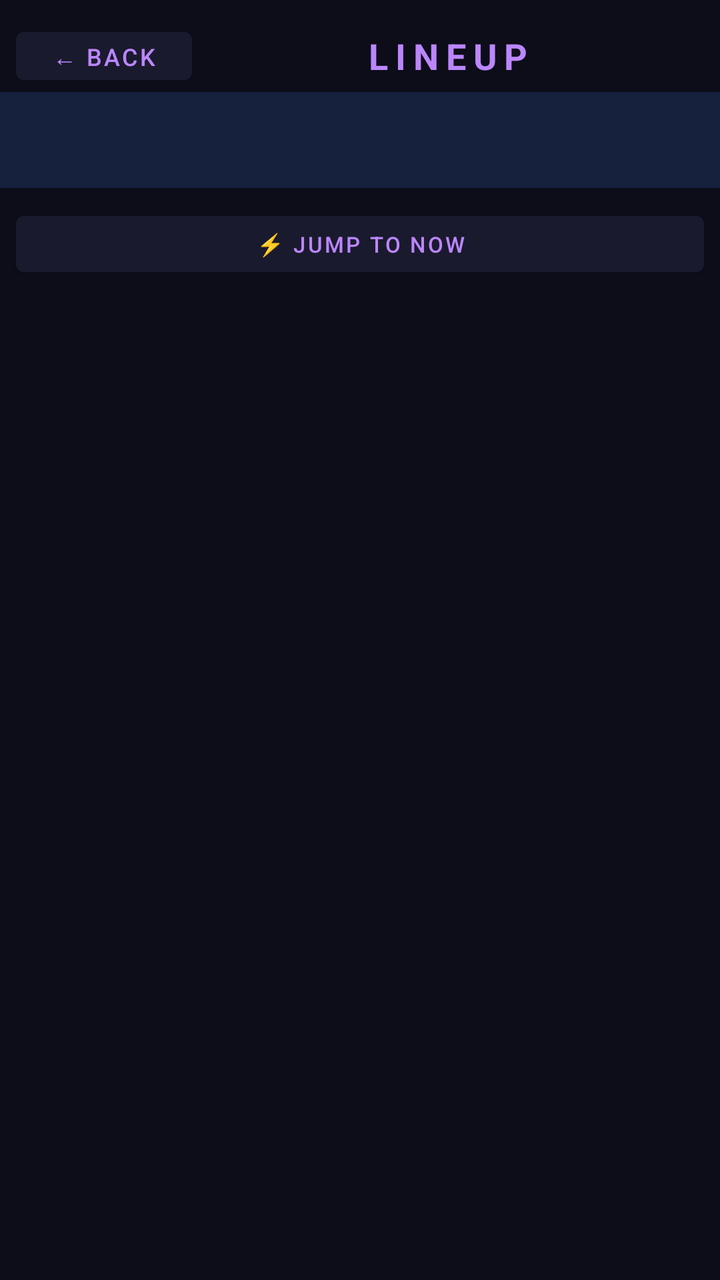
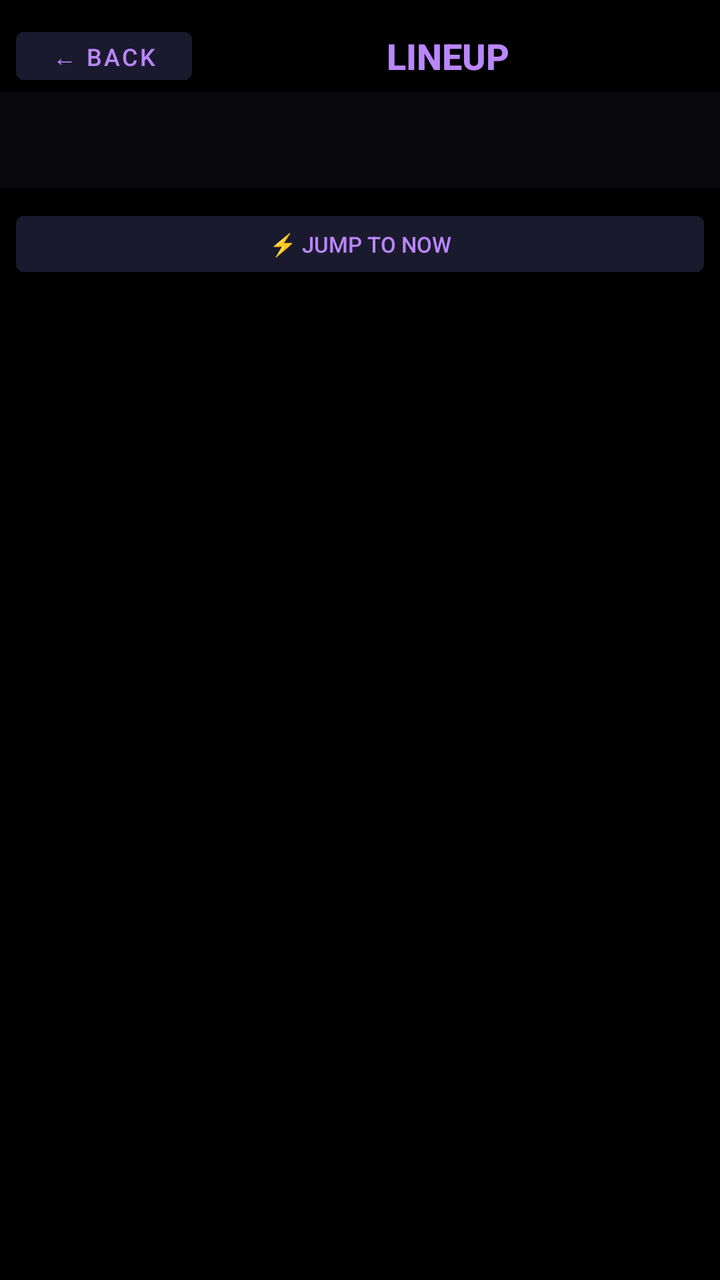

An Android layout rendered at two revisions. The XML below is the earlier revision; the diff shows what the commit changed to produce the second picture.
<!-- AndroidManifest.xml: application theme Theme.Festival -->
<!-- res/layout/activity_lineup.xml -->
<?xml version="1.0" encoding="utf-8"?>
<LinearLayout xmlns:android="http://schemas.android.com/apk/res/android"
    xmlns:app="http://schemas.android.com/apk/res-auto"
    android:layout_width="match_parent"
    android:layout_height="match_parent"
    android:orientation="vertical"
    android:background="#0d0d1a">

    <LinearLayout
        android:layout_width="match_parent"
        android:layout_height="wrap_content"
        android:orientation="horizontal"
        android:gravity="center_vertical"
        android:paddingStart="8dp"
        android:paddingTop="10dp"
        android:paddingEnd="8dp">
        <Button android:id="@+id/btnBack"
            android:layout_width="wrap_content"
            android:layout_height="36dp"
            android:text="← Back"
            android:textSize="12sp"
            android:backgroundTint="#1a1a2e"
            android:textColor="#bb86fc"/>
        <TextView
            android:layout_width="0dp"
            android:layout_height="wrap_content"
            android:layout_weight="1"
            android:text="LINEUP"
            android:textColor="#bb86fc"
            android:textSize="18sp"
            android:textStyle="bold"
            android:letterSpacing="0.2"
            android:gravity="center"/>
    </LinearLayout>

    <com.google.android.material.tabs.TabLayout
        android:id="@+id/tabLayout"
        android:layout_width="match_parent"
        android:layout_height="wrap_content"
        android:background="#16213e"
        app:tabTextColor="#9e9e9e"
        app:tabSelectedTextColor="#bb86fc"
        app:tabIndicatorColor="#bb86fc"
        app:tabIndicatorHeight="3dp"
        app:tabRippleColor="#33bb86fc"/>

    <Button android:id="@+id/btnJumpNow"
        android:layout_width="match_parent"
        android:layout_height="40dp"
        android:layout_margin="8dp"
        android:text="⚡ JUMP TO NOW"
        android:textSize="11sp"
        android:letterSpacing="0.1"
        android:backgroundTint="#1a1a2e"
        android:textColor="#bb86fc"/>

    <ScrollView android:id="@+id/scrollView"
        android:layout_width="match_parent"
        android:layout_height="0dp"
        android:layout_weight="1"
        android:paddingStart="16dp"
        android:paddingEnd="16dp"
        android:fadingEdge="vertical"
        android:fadingEdgeLength="32dp">
        <LinearLayout android:id="@+id/content"
            android:layout_width="match_parent"
            android:layout_height="wrap_content"
            android:orientation="vertical"
            android:paddingBottom="32dp"/>
    </ScrollView>
</LinearLayout>
<!-- resources referenced by this layout -->
<resources>
  <style name="Theme.Festival" parent="Theme.MaterialComponents.NoActionBar">
          <item name="android:windowBackground">#0d0d1a</item>
          <item name="android:statusBarColor">#0d0d1a</item>
          <item name="android:navigationBarColor">#0d0d1a</item>
          <item name="colorPrimary">#bb86fc</item>
          <item name="colorSurface">#16213e</item>
      </style>
</resources>

<!-- the commit's change to res/layout/activity_lineup.xml (unified diff, before → after) -->
@@ -4,7 +4,7 @@
     android:layout_width="match_parent"
     android:layout_height="match_parent"
     android:orientation="vertical"
-    android:background="#0d0d1a">
+    android:background="#000000">
 
     <LinearLayout
         android:layout_width="match_parent"
@@ -29,7 +29,8 @@
             android:textColor="#bb86fc"
             android:textSize="18sp"
             android:textStyle="bold"
-            android:letterSpacing="0.2"
+            android:letterSpacing="0"
+            android:fontFamily="sans-serif-medium"
             android:gravity="center"/>
     </LinearLayout>
 
@@ -37,7 +38,7 @@
         android:id="@+id/tabLayout"
         android:layout_width="match_parent"
         android:layout_height="wrap_content"
-        android:background="#16213e"
+        android:background="#08080d"
         app:tabTextColor="#9e9e9e"
         app:tabSelectedTextColor="#bb86fc"
         app:tabIndicatorColor="#bb86fc"
@@ -50,7 +51,8 @@
         android:layout_margin="8dp"
         android:text="⚡ JUMP TO NOW"
         android:textSize="11sp"
-        android:letterSpacing="0.1"
+        android:letterSpacing="0"
+        android:fontFamily="sans-serif-medium"
         android:backgroundTint="#1a1a2e"
         android:textColor="#bb86fc"/>
 
<!-- resource entries referenced after the edit -->
@@ -1,11 +1,11 @@
 <!-- resources referenced by this layout -->
 <resources>
   <style name="Theme.Festival" parent="Theme.MaterialComponents.NoActionBar">
-          <item name="android:windowBackground">#0d0d1a</item>
-          <item name="android:statusBarColor">#0d0d1a</item>
-          <item name="android:navigationBarColor">#0d0d1a</item>
+          <item name="android:windowBackground">#000000</item>
+          <item name="android:statusBarColor">#000000</item>
+          <item name="android:navigationBarColor">#000000</item>
           <item name="colorPrimary">#bb86fc</item>
-          <item name="colorSurface">#16213e</item>
+          <item name="colorSurface">#08080d</item>
       </style>
 </resources>
 
